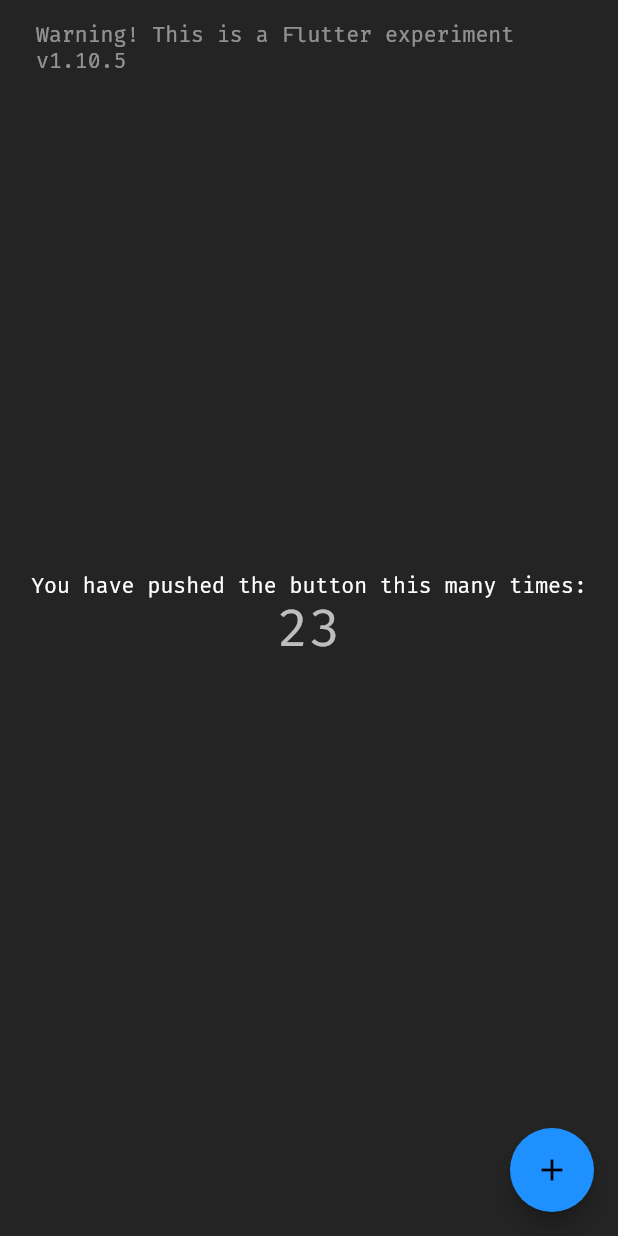
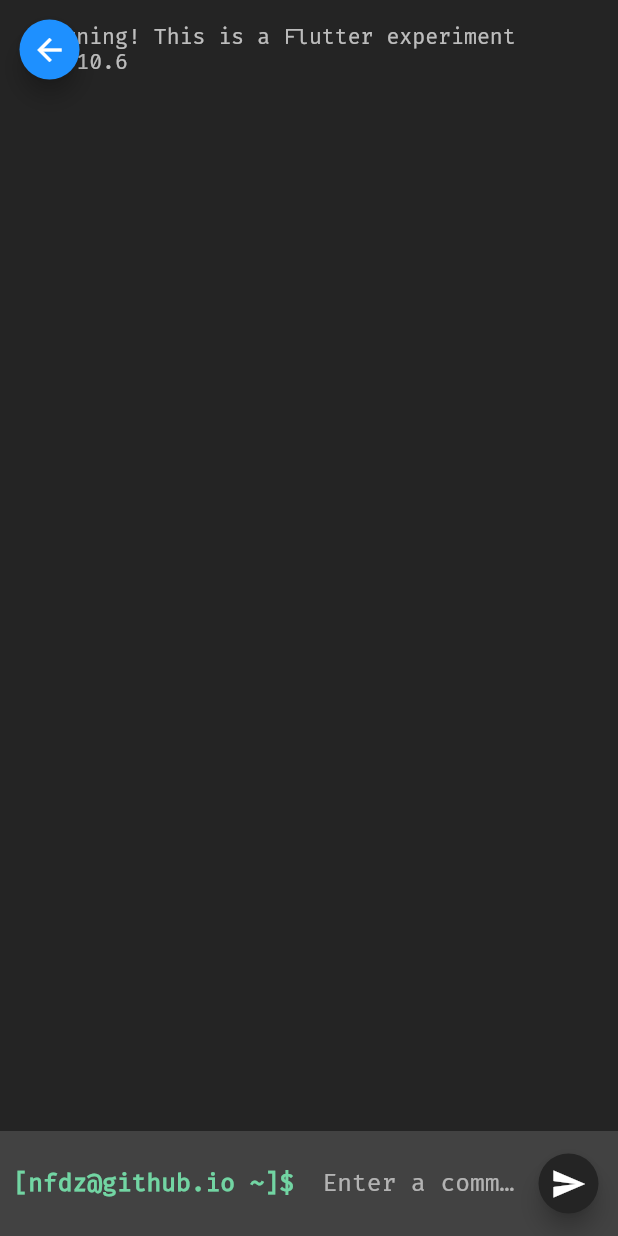
Before and after one commit to nfdz/FakeTerminal, a Flutter app: the screen it shows after launch, on a phone screen of 412 x 824 dp. Run offline on Flutter 3.47's test engine with Material 2 defaults, Android fonts, the phone set to English and light mode, and no system bars.

Commit message:
Implement UX

```diff
--- a/src/terminal_resume_app/lib/main.dart
+++ b/src/terminal_resume_app/lib/main.dart
@@ -1,5 +1,6 @@
 import 'package:flutter/foundation.dart';
 import 'package:flutter/material.dart';
+import 'package:flutter/services.dart';
 import 'package:logging/logging.dart';
 import 'package:terminal_resume_app/utils/constants.dart';
 
@@ -57,12 +58,32 @@ class FlutterExperimentWarning extends StatelessWidget {
         Align(
           alignment: Alignment.topRight,
           child: Padding(
-            padding: const EdgeInsets.all(8.0),
+            padding: const EdgeInsets.all(9.0),
             child: Opacity(
-              opacity: 0.50,
+              opacity: 0.70,
               child: FlatButton(
-                child: Text("Warning! This is a Flutter experiment v1.10.5"),
+                child: Text("Warning! This is a Flutter experiment v1.10.6"),
                 onPressed: () => _showWarning(context),
+              ),
+            ),
+          ),
+        ),
+        Padding(
+          padding: const EdgeInsets.all(9.0),
+          child: Align(
+            alignment: Alignment.topLeft,
+            child: FloatingActionButton(
+              key: null,
+              mini: true,
+              backgroundColor: kAccentColor,
+              onPressed: () {
+                _kLogger.info("On back pressed");
+                // TODO
+              },
+              tooltip: 'Back',
+              child: Icon(
+                Icons.arrow_back,
+                color: Colors.white,
               ),
             ),
           ),
@@ -76,7 +97,7 @@ class FlutterExperimentWarning extends StatelessWidget {
         context: ctx,
         builder: (context) {
           List<Widget> _actions = <Widget>[
-            FlatButton(highlightColor: kPrimaryColor, onPressed: () => Navigator.pop(ctx), child: Text("Ok"))
+            FlatButton(highlightColor: kAccentColor, onPressed: () => Navigator.pop(ctx), child: Text("Ok"))
           ];
           return AlertDialog(title: Text("Warning"), content: Text("Experiment"), actions: _actions);
         });
@@ -89,10 +110,40 @@ class MainPage extends StatefulWidget {
 }
 
 class _MainPageState extends State<MainPage> {
-  void _incrementCounter() {
+  final List<TerminalLine> _content = [
+    ResultLine("\n\n"),
+  ];
+  TextEditingController _cmdTextController = TextEditingController();
+  FocusNode _inputNode = FocusNode();
+  FocusNode _keyInputNode = FocusNode();
+
+  void _executeCmd() {
+    FocusScope.of(context).unfocus();
+    String cmd = _cmdTextController.text;
+    _cmdTextController.clear();
+    _kLogger.info("Executing command: $cmd");
+    _content.insert(0, CommandLine(cmd));
+    if (cmd.isNotEmpty == true) {
+      _content.insert(0, ResultLine(_getResult(cmd)));
+    }
     setState(() {
-      _kLogger.warning("message");
+      _inputNode.requestFocus();
     });
+  }
+
+  String _getResult(String cmd) {
+    switch (cmd) {
+      default:
+        return kCmdNotFound.replaceFirst("{cmd}", cmd.split(" ").first);
+    }
+  }
+
+  @override
+  void dispose() {
+    _inputNode.dispose();
+    _keyInputNode.dispose();
+    _cmdTextController.dispose();
+    super.dispose();
   }
 
   @override
@@ -102,21 +153,103 @@ class _MainPageState extends State<MainPage> {
         child: Column(
           mainAxisAlignment: MainAxisAlignment.center,
           children: <Widget>[
-            Text(
-              'You have pushed the button this many times:',
+            Expanded(
+              child: Scrollbar(
+                child: ListView.builder(
+                    reverse: true,
+                    padding: const EdgeInsets.fromLTRB(9, 0, 9, 9),
+                    itemCount: _content.length,
+                    itemBuilder: (BuildContext context, int index) {
+                      final entry = _content[index];
+                      bool isCmd = entry is CommandLine;
+                      if (isCmd) {
+                        return RichText(
+                          text: TextSpan(
+                            style: kDefaultTextStyle.copyWith(
+                              fontWeight: FontWeight.bold,
+                              color: kTerminalAccentColor,
+                            ),
+                            text: kTerminalPrefix,
+                            children: <TextSpan>[
+                              TextSpan(text: entry.line, style: kDefaultTextStyle.copyWith(color: Colors.white)),
+                            ],
+                          ),
+                        );
+                      } else {
+                        return Text(
+                          entry.line,
+                          style: kDefaultTextStyle,
+                        );
+                      }
+                    }),
+              ),
             ),
-            Text(
-              '23',
-              style: Theme.of(context).textTheme.display1,
+            Container(
+              width: double.infinity,
+              height: 70,
+              color: kLightPrimaryColor,
+              child: Row(
+                children: <Widget>[
+                  SizedBox(width: 9),
+                  Text(
+                    kTerminalPrefix,
+                    style: kDefaultTextStyle.copyWith(color: kTerminalAccentColor, fontWeight: FontWeight.bold),
+                  ),
+                  SizedBox(width: 9),
+                  Expanded(
+                    child: RawKeyboardListener(
+                      focusNode: _keyInputNode,
+                      onKey: (event) {
+                        if (event.runtimeType == RawKeyDownEvent && (event.logicalKey.keyId == 54)) {
+                          _kLogger.fine("Enter key down");
+                          _executeCmd();
+                        }
+                      },
+                      child: TextField(
+                        focusNode: _inputNode,
+                        maxLines: 1,
+                        controller: _cmdTextController,
+                        keyboardType: TextInputType.text,
+                        textInputAction: TextInputAction.newline,
+                        style: kDefaultTextStyle,
+                        decoration: InputDecoration(
+                          border: InputBorder.none,
+                          hintText: 'Enter a command...',
+                        ),
+                        onEditingComplete: () => _executeCmd(),
+                        onSubmitted: (text) => _executeCmd(),
+                      ),
+                    ),
+                  ),
+                  SizedBox(width: 9),
+                  FloatingActionButton(
+                    key: null,
+                    backgroundColor: kPrimaryColor,
+                    onPressed: _executeCmd,
+                    mini: true,
+                    tooltip: 'Execute command',
+                    child: Icon(Icons.send, color: Colors.white),
+                  ),
+                  SizedBox(width: 9),
+                ],
+              ),
             ),
           ],
         ),
       ),
-      floatingActionButton: FloatingActionButton(
-        onPressed: _incrementCounter,
-        tooltip: 'Increment',
-        child: Icon(Icons.add),
-      ), // This trailing comma makes auto-formatting nicer for build methods.
     );
   }
 }
+
+class TerminalLine {
+  final String line;
+  TerminalLine(this.line);
+}
+
+class CommandLine extends TerminalLine {
+  CommandLine(String line) : super(line);
+}
+
+class ResultLine extends TerminalLine {
+  ResultLine(String line) : super(line);
+}
--- a/src/terminal_resume_app/lib/utils/constants.dart
+++ b/src/terminal_resume_app/lib/utils/constants.dart
@@ -2,7 +2,12 @@ import 'package:flutter/material.dart';
 
 // Texts
 const String kAppName = 'Terminal - nfdz';
+const String kTerminalPrefix = "[nfdz@github.io ~]\$ ";
+const String kCmdNotFound = "bash: {cmd}: command not found";
 
 // Personalization
 const Color kPrimaryColor = Color(0xFF242424);
+const Color kLightPrimaryColor = Color(0xff424242);
 const Color kAccentColor = Color(0xff1e90ff);
+const Color kTerminalAccentColor = Color(0xff72d5a3);
+const TextStyle kDefaultTextStyle = TextStyle(fontFamily: 'FiraCode', fontSize: 16, color: Colors.white);
```
